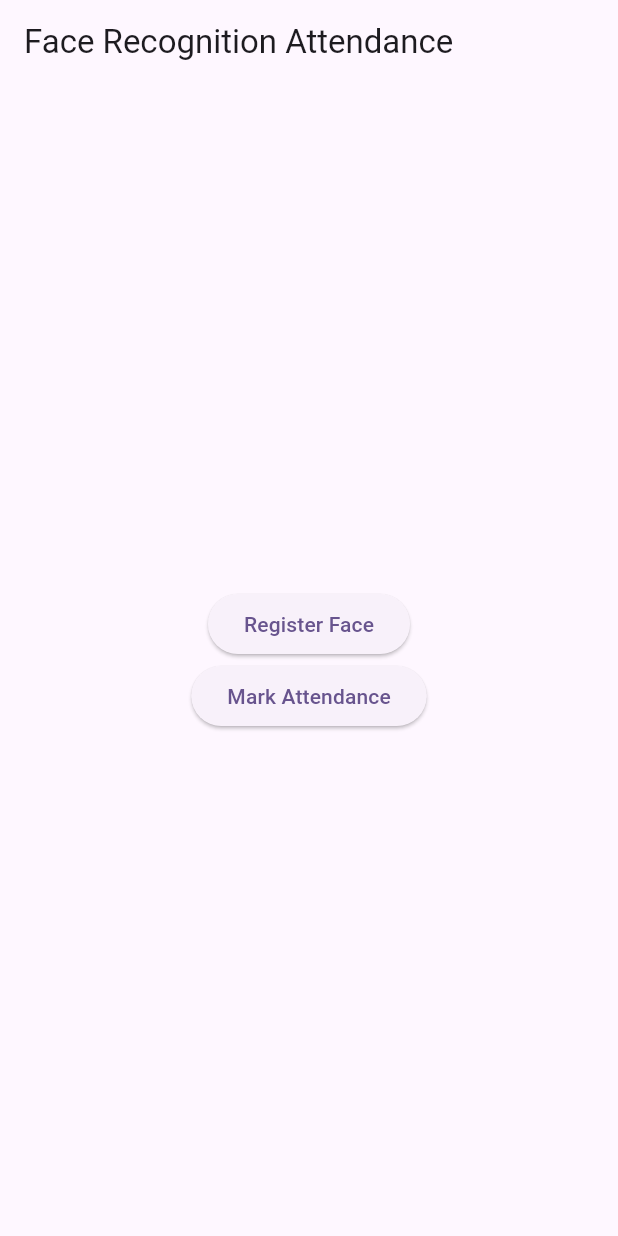
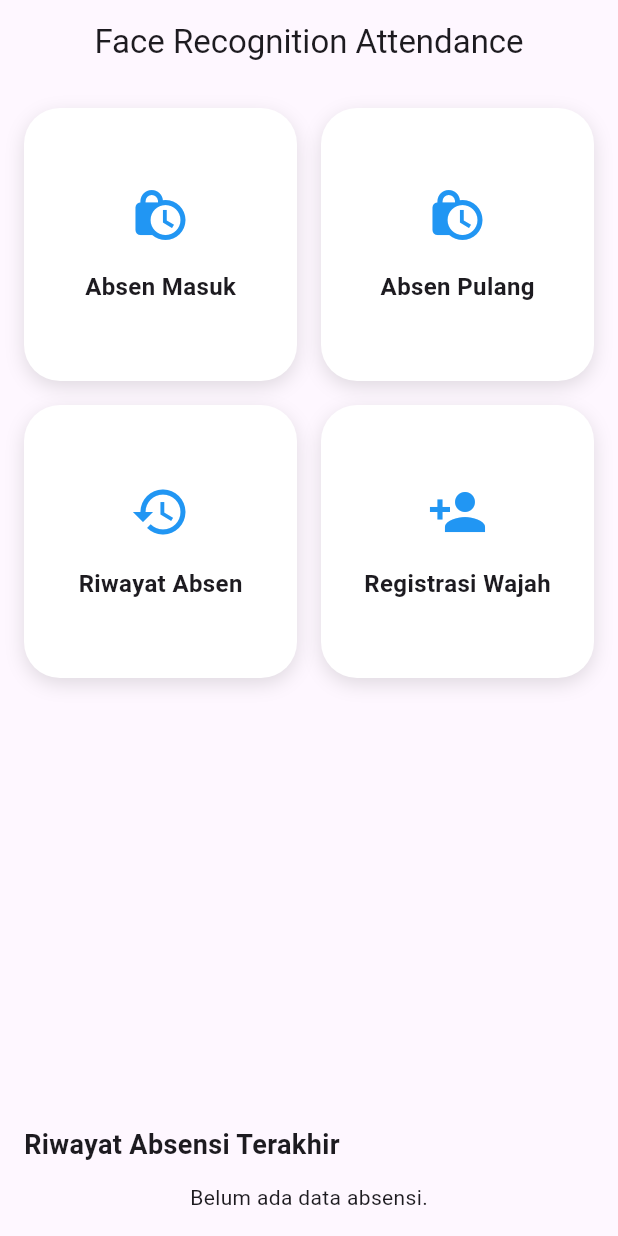
Before and after one commit to cwa16/absen_face_recognition, a Flutter app: the screen it shows after launch, on a phone screen of 412 x 824 dp. Run offline on Flutter 3.47's test engine with Material 3 defaults, Android fonts, the phone set to English and light mode, and no system bars; our stand-ins replace connectivity_plus, get, image_picker, permission_handler, sqflite; missing offline and left inert: flutter_camera, google_mlkit_face_detection, tflite_flutter; accounts and stored records are empty.

```diff
--- a/lib/controllers/attendance_controller.dart
+++ b/lib/controllers/attendance_controller.dart
@@ -1,3 +1,4 @@
+import 'package:absen/models/attendance.dart';
 import 'package:absen/services/facenet_service.dart';
 import 'package:get/get.dart';
 import 'dart:io';
@@ -6,6 +7,8 @@ import '../services/face_service.dart';
 import '../services/local_db_service.dart';
 
 class AttendanceController extends GetxController {
+  RxList<Attendance> attendanceList = <Attendance>[].obs;
+
   var isCameraPermissionGranted = true.obs;
   var attendanceStatus = "".obs;
   var matchedFacePath = "".obs;
@@ -18,10 +21,11 @@ class AttendanceController extends GetxController {
   void onInit() {
     super.onInit();
     _startAutoScan();
+    loadAttendanceHistory();
   }
 
   void _startAutoScan() {
-    Timer.periodic(Duration(seconds: 5), (timer) async {
+    Timer.periodic(const Duration(seconds: 5), (timer) async {
       if (!isProcessing.value) {
         isProcessing.value = true;
         await _captureAndProcess();
@@ -64,13 +68,25 @@ class AttendanceController extends GetxController {
         await LocalDBService.markAttendance(matchedNIK);
         attendanceStatus.value = "Attendance Recorded for NIK: $matchedNIK ✅";
         Get.snackbar("Success", "Attendance Recorded for NIK: $matchedNIK ✅");
+        attendanceStatus.value = "";
+        matchedFacePath.value = "";
       } else {
         attendanceStatus.value = "Face Not Recognized ❌";
         Get.snackbar("Error", "Face Not Recognized ❌");
       }
     } else {
       attendanceStatus.value = "No Face Detected!";
-       Get.snackbar("Error", "No Face Detected!");
+      Get.snackbar("Error", "No Face Detected!");
+    }
+  }
+
+  Future<void> loadAttendanceHistory() async {
+    try {
+      final data = await LocalDBService.getAttendanceHistory();
+      print("Load dari DB: ${data.length} data");
+      attendanceList.assignAll(data.reversed.toList());
+    } catch (e) {
+      print("Error loading attendance history: $e");
     }
   }
 }
--- a/lib/models/attendance.dart
+++ b/lib/models/attendance.dart
@@ -0,0 +1,15 @@
+class Attendance {
+  final int id;
+  final String nik;
+  final String timestamp;
+
+  Attendance({required this.id, required this.nik, required this.timestamp});
+
+  factory Attendance.fromMap(Map<String, dynamic> map) {
+    return Attendance(
+      id: map['id'],
+      nik: map['nik'],
+      timestamp: map['timestamp'],
+    );
+  }
+}
--- a/lib/services/local_db_service.dart
+++ b/lib/services/local_db_service.dart
@@ -1,5 +1,6 @@
 import 'dart:convert';
 
+import 'package:absen/models/attendance.dart';
 import 'package:absen/services/facenet_service.dart';
 import 'package:sqflite/sqflite.dart';
 import 'package:path/path.dart';
@@ -56,6 +57,13 @@ class LocalDBService {
     });
   }
 
+  static Future<List<Attendance>> getAttendanceHistory() async {
+    final db = await database;
+    final result = await db.query('attendance');
+
+    return result.map((e) => Attendance.fromMap(e)).toList();
+  }
+
   static Future<List<double>> getEmployeeEmbedding(String nik) async {
     final List<Map<String, dynamic>> maps = await _database!.query(
       'employees',
--- a/lib/views/attendance_screen.dart
+++ b/lib/views/attendance_screen.dart
@@ -10,11 +10,19 @@ class AttendanceScreen extends StatelessWidget {
 
   @override
   Widget build(BuildContext context) {
-    return Scaffold(
-      appBar: AppBar(title: Text("Face Attendance")),
+    return PopScope(
+        canPop: false,
+        onPopInvoked: (didPop) {
+          if (didPop) {
+            attendanceController.attendanceStatus.value = "";
+            attendanceController.matchedFacePath.value = "";
+          }
+        },
+      child: Scaffold(
+        appBar: AppBar(title: const Text("Face Attendance")),
         body: Obx(() {
           if (!attendanceController.isCameraPermissionGranted.value) {
-          return Center(child: Text("Camera permission is required."));
+            return const Center(child: Text("Camera permission is required."));
           }
 
           return Column(
@@ -49,9 +57,9 @@ class AttendanceScreen extends StatelessWidget {
                       right: 0,
                       child: Center(
                         child: Container(
-                        padding: EdgeInsets.all(8),
+                          padding: const EdgeInsets.all(8),
                           color: Colors.black54,
-                        child: Text(
+                          child: const Text(
                             "Align your face inside the box",
                             style: TextStyle(color: Colors.white, fontSize: 16),
                           ),
@@ -75,15 +83,16 @@ class AttendanceScreen extends StatelessWidget {
                             ),
                           Text(
                             attendanceController.attendanceStatus.value,
-                          style: TextStyle(fontSize: 18, fontWeight: FontWeight.bold),
+                            style: const TextStyle(fontSize: 18, fontWeight: FontWeight.bold),
                           ),
                         ],
                       ),
                     )
-                : SizedBox.shrink()),
+                  : const SizedBox.shrink()),
             ],
           );
         }),
+      ),
     );
   }
 }
--- a/lib/views/home_screen.dart
+++ b/lib/views/home_screen.dart
@@ -5,31 +5,154 @@ import 'package:flutter/material.dart';
 import 'package:get/get.dart';
 
 class HomeScreen extends StatelessWidget {
-  final AttendanceController attendanceController = Get.put(AttendanceController());
+  final AttendanceController attendanceController =
+      Get.put(AttendanceController());
+
+  final List<MenuItem> menuItems = [
+    MenuItem(icon: Icons.lock_clock, label: 'Absen Masuk'),
+    MenuItem(icon: Icons.lock_clock, label: 'Absen Pulang'),
+    MenuItem(icon: Icons.history, label: 'Riwayat Absen'),
+    MenuItem(icon: Icons.person_add, label: 'Registrasi Wajah'),
+  ];
 
   @override
   Widget build(BuildContext context) {
     return Scaffold(
-      appBar: AppBar(title: const Text("Face Recognition Attendance"),),
-      body: Center(
+      appBar: AppBar(
+        title: const Text("Face Recognition Attendance"),
+        centerTitle: true,
+        backgroundColor: Colors.transparent,
+        elevation: 0,
+      ),
+      body: Padding(
+        padding: const EdgeInsets.all(16.0),
         child: Column(
-          mainAxisAlignment: MainAxisAlignment.center,
+          crossAxisAlignment: CrossAxisAlignment.start,
           children: [
-            ElevatedButton(
-              onPressed: () {
-                Get.to(() => FaceRegistrationScreen());
-              },
-              child: const Text("Register Face")
+            Expanded(
+              child: GridView.count(
+                crossAxisCount: 2,
+                crossAxisSpacing: 16,
+                mainAxisSpacing: 16,
+                children: menuItems.map((item) {
+                  return GestureDetector(
+                    onTap: () {
+                      if (item.label == 'Absen Masuk' ||
+                          item.label == 'Absen Pulang') {
+                        Get.to(() => AttendanceScreen());
+                      } else if (item.label == 'Registrasi Wajah') {
+                        Get.to(() => FaceRegistrationScreen());
+                      }
+                    },
+                    child: Container(
+                      decoration: BoxDecoration(
+                        color: Colors.white,
+                        borderRadius: BorderRadius.circular(24), // rounded-2xl
+                        boxShadow: const [
+                          BoxShadow(
+                            color: Colors.black12,
+                            blurRadius: 10,
+                            offset: Offset(0, 4),
+                          )
+                        ],
+                      ),
+                      padding: const EdgeInsets.all(20),
+                      child: Column(
+                        mainAxisAlignment: MainAxisAlignment.center,
+                        children: [
+                          Icon(item.icon, size: 40, color: Colors.blue),
+                          const SizedBox(height: 16),
+                          Text(
+                            item.label,
+                            style: const TextStyle(
+                              fontSize: 16,
+                              fontWeight: FontWeight.w600,
+                            ),
+                          )
+                        ],
+                      ),
+                    ),
+                  );
+                }).toList(),
+              ),
             ),
-            ElevatedButton(
-              onPressed: () {
-                Get.to(() => AttendanceScreen());
-              },
-              child: const Text("Mark Attendance"),
+            // 🔹 Judul
+            Align(
+              alignment: Alignment.centerLeft,
+              child: Text(
+                'Riwayat Absensi Terakhir',
+                style: TextStyle(fontSize: 18, fontWeight: FontWeight.bold),
+              ),
             ),
+            SizedBox(height: 12),
+
+            Obx(() {
+              final data = attendanceController.attendanceList;
+
+              if (data.isEmpty) {
+                return Center(child: Text("Belum ada data absensi."));
+              }
+
+              return Container(
+                decoration: BoxDecoration(
+                  color: Colors.white,
+                  borderRadius: BorderRadius.circular(16),
+                  boxShadow: [
+                    BoxShadow(
+                      color: Colors.black12,
+                      blurRadius: 12,
+                      offset: Offset(0, 4),
+                    )
+                  ],
+                ),
+                padding: EdgeInsets.all(16),
+                margin: EdgeInsets.symmetric(horizontal: 16, vertical: 8),
+                child: SingleChildScrollView(
+                  scrollDirection: Axis.horizontal,
+                  child: DataTable(
+                    headingRowColor:
+                        MaterialStateProperty.all(Colors.grey[100]),
+                    columnSpacing: 24,
+                    horizontalMargin: 12,
+                    border: TableBorder.symmetric(
+                      inside: BorderSide(color: Colors.grey.shade200),
+                    ),
+                    columns: const [
+                      DataColumn(
+                        label: Text(
+                          'NIK',
+                          style: TextStyle(fontWeight: FontWeight.bold),
+                        ),
+                      ),
+                      DataColumn(
+                        label: Text(
+                          'Waktu',
+                          style: TextStyle(fontWeight: FontWeight.bold),
+                        ),
+                      ),
+                    ],
+                    rows: data.map((absen) {
+                      return DataRow(
+                        cells: [
+                          DataCell(Text(absen.nik)),
+                          DataCell(Text(absen.timestamp)),
+                        ],
+                      );
+                    }).toList(),
+                  ),
+                ),
+              );
+            })
           ],
         ),
       ),
     );
   }
 }
+
+class MenuItem {
+  final IconData icon;
+  final String label;
+
+  MenuItem({required this.icon, required this.label});
+}
```
Also changed, not shown: pubspec.lock, 126 other files. Lines whose indentation alone changed are shown as unchanged.
